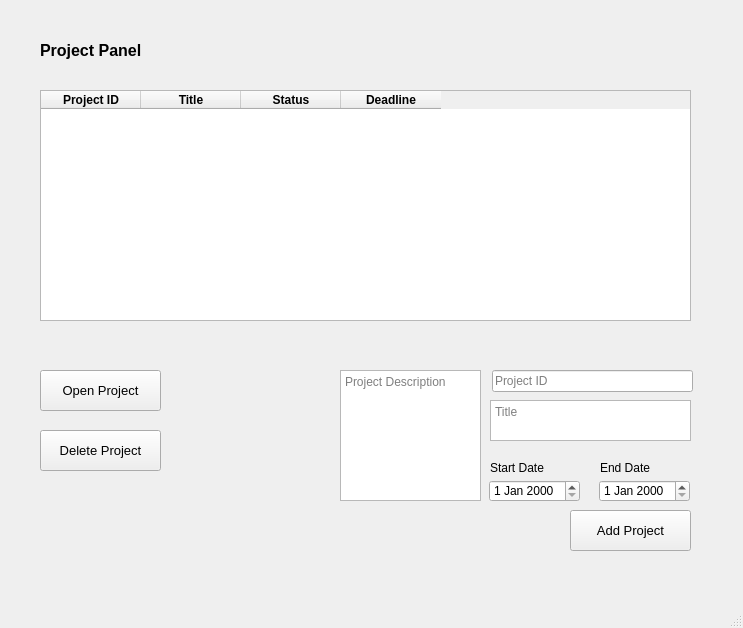
Old version of the form project.ui in the repository AnomitraSarkar/Project-Manager-Application.
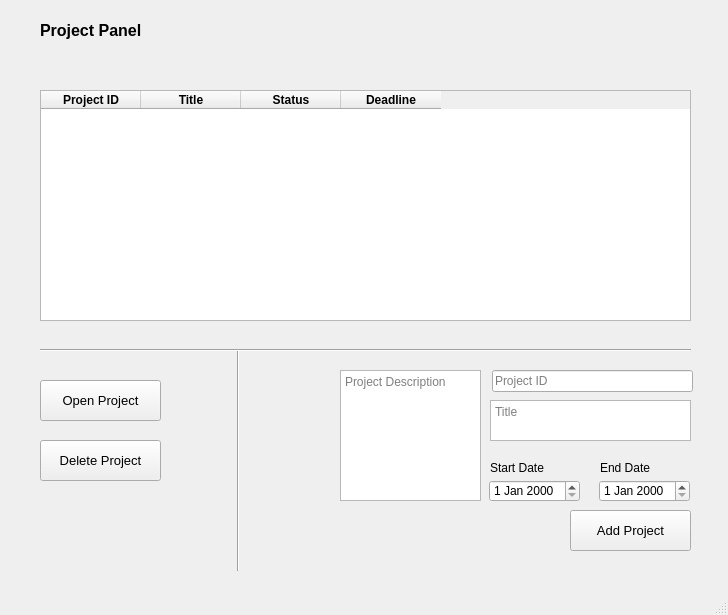
New version of the form.

Commit message: added project panel

```diff
--- a/project.ui
+++ b/project.ui
@@ -6,8 +6,8 @@
    <rect>
     <x>0</x>
     <y>0</y>
-    <width>743</width>
-    <height>628</height>
+    <width>728</width>
+    <height>615</height>
    </rect>
   </property>
   <property name="windowTitle">
@@ -24,7 +24,7 @@
     <property name="geometry">
      <rect>
       <x>40</x>
-      <y>30</y>
+      <y>10</y>
       <width>171</width>
       <height>41</height>
      </rect>
@@ -92,7 +92,7 @@
     <property name="geometry">
      <rect>
       <x>40</x>
-      <y>370</y>
+      <y>380</y>
       <width>121</width>
       <height>41</height>
      </rect>
@@ -128,7 +128,7 @@
     <property name="geometry">
      <rect>
       <x>40</x>
-      <y>430</y>
+      <y>440</y>
       <width>121</width>
       <height>41</height>
      </rect>
@@ -227,6 +227,32 @@
      <string>Project Description</string>
     </property>
    </widget>
+   <widget class="Line" name="line">
+    <property name="geometry">
+     <rect>
+      <x>230</x>
+      <y>350</y>
+      <width>16</width>
+      <height>221</height>
+     </rect>
+    </property>
+    <property name="orientation">
+     <enum>Qt::Vertical</enum>
+    </property>
+   </widget>
+   <widget class="Line" name="line_2">
+    <property name="geometry">
+     <rect>
+      <x>40</x>
+      <y>340</y>
+      <width>651</width>
+      <height>20</height>
+     </rect>
+    </property>
+    <property name="orientation">
+     <enum>Qt::Horizontal</enum>
+    </property>
+   </widget>
   </widget>
   <widget class="QMenuBar" name="menubar">
    <property name="geometry">
```
Left out of the diff: 2 changed lines with no effect on the pictures. The commit also changes 1 other file.
